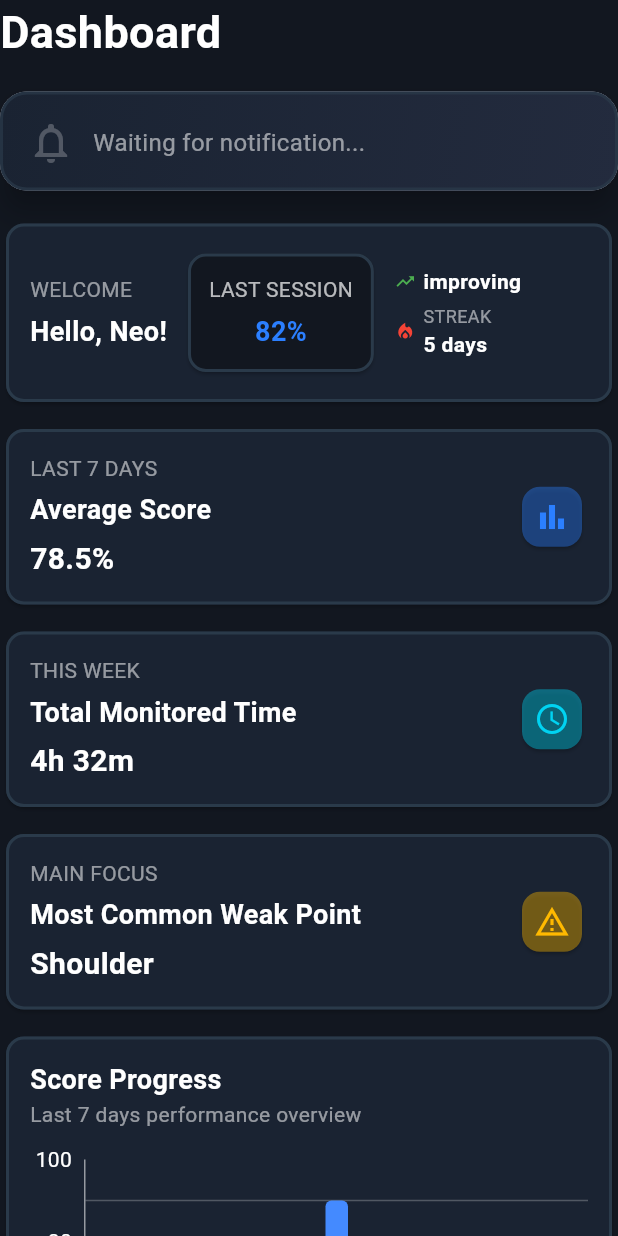
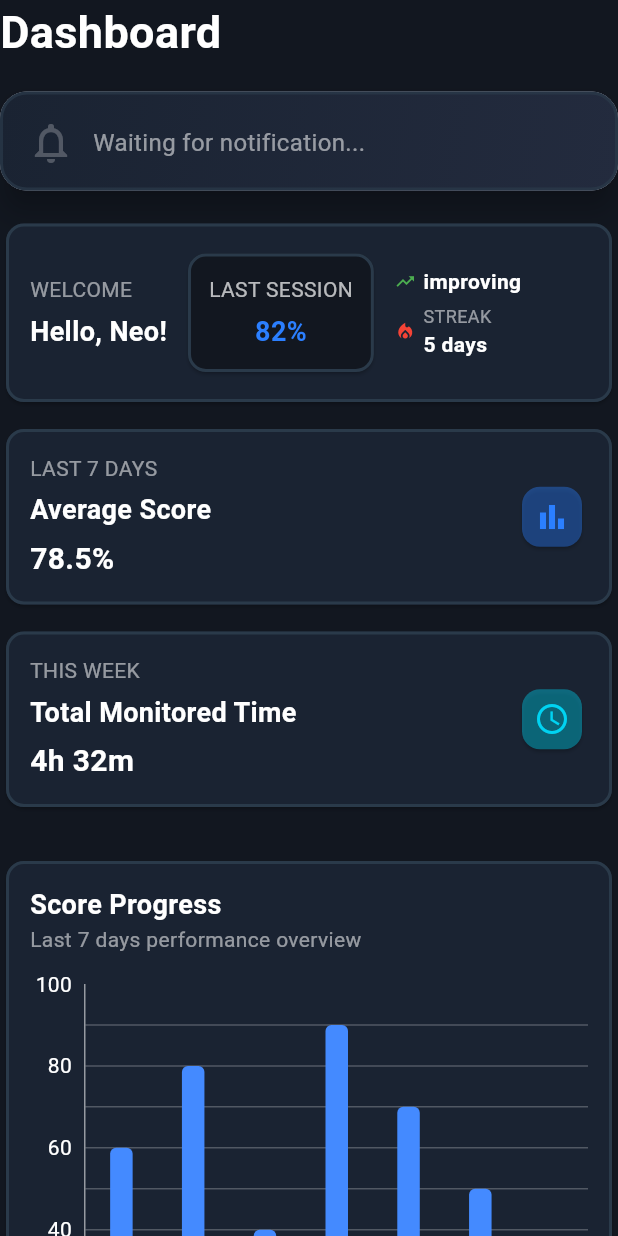
Before and after one commit to NRG7-Emergentes/ergovision-mobile, a Flutter app: the Dashboard screen opened directly, on a phone screen of 412 x 824 dp. Run offline on Flutter 3.47's test engine with Material 3 defaults, Android fonts, the phone set to English and light mode, and no system bars; drawn by our look-alikes of fl_chart; our stand-ins replace bloc, equatable, firebase_core, flutter_bloc, shared_preferences; missing offline and left inert: stomp_dart_client; accounts and stored records are empty.

Commit message:
feat(dashboard): remove unused UI elements from dashboard and session card

```diff
--- a/lib/history/components/session_card.dart
+++ b/lib/history/components/session_card.dart
@@ -83,11 +83,6 @@ class SessionCard extends StatelessWidget {
                       child: Row(
                         mainAxisSize: MainAxisSize.min,
                         children: [
-                          const Icon(
-                            Icons.timer,
-                            color: Colors.white54,
-                            size: 16,
-                          ),
                           const SizedBox(width: 6),
                           Text(
                             'Duration: ${session.duration}',
--- a/lib/shared/views/dashboard.dart
+++ b/lib/shared/views/dashboard.dart
@@ -275,44 +275,6 @@ class _DashboardState extends State<Dashboard> {
                     width: 2,
                   ),
                 ),
-                child: Padding(
-                  padding: const EdgeInsets.all(16.0),
-                  child: Row(
-                    children: [
-                      SizedBox(
-                        child: Column(
-                            crossAxisAlignment: CrossAxisAlignment.start,
-                            children: const [
-                              Text(
-                                'MAIN FOCUS',
-                                style: TextStyle(color: Colors.white54, fontSize: 14),
-                              ),
-                              SizedBox(height: 5),
-                              Text(
-                                'Most Common Weak Point',
-                                style: TextStyle(color: Colors.white, fontSize: 18, fontWeight: FontWeight.bold),
-                              ),
-                              SizedBox(height: 5),
-                              Text(
-                                'Shoulder',
-                                style: TextStyle(color: Colors.white, fontSize: 20, fontWeight: FontWeight.bold),
-                              ),
-                            ]
-                        ),
-                      ),
-                      Spacer(),
-                      SizedBox(
-                          child: Card(
-                            color: const Color(0x66FFB900),
-                            child: Padding(
-                              padding: const EdgeInsets.all(8.0),
-                              child: Icon(Icons.warning_amber_outlined, color: Color(0xFFFFB900)),
-                            ),
-                          )
-                      )
-                    ],
-                  ),
-                ),
               ),
             ),
             const SizedBox(height: 10),
```
